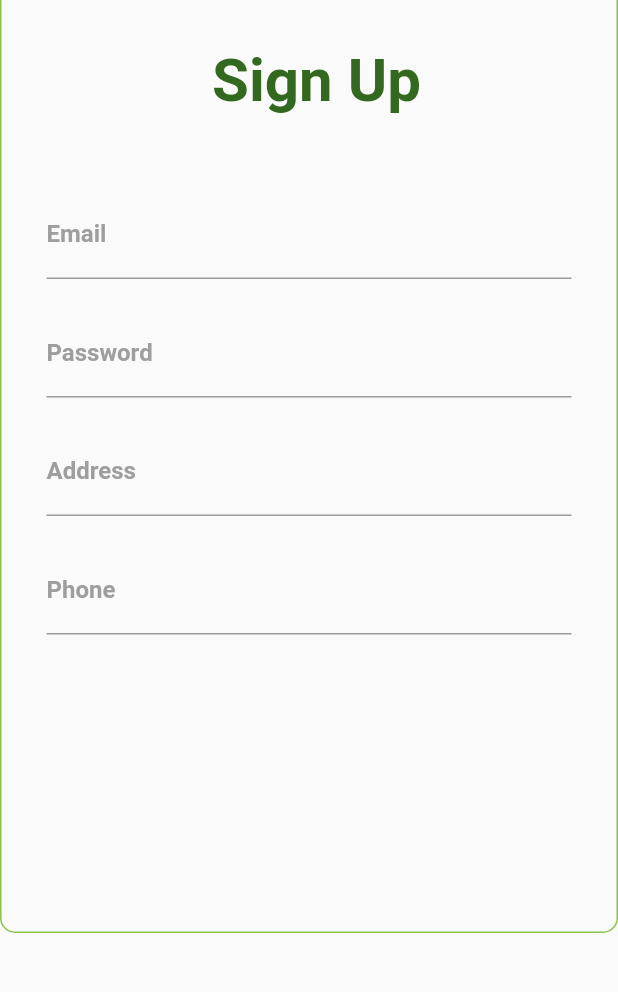
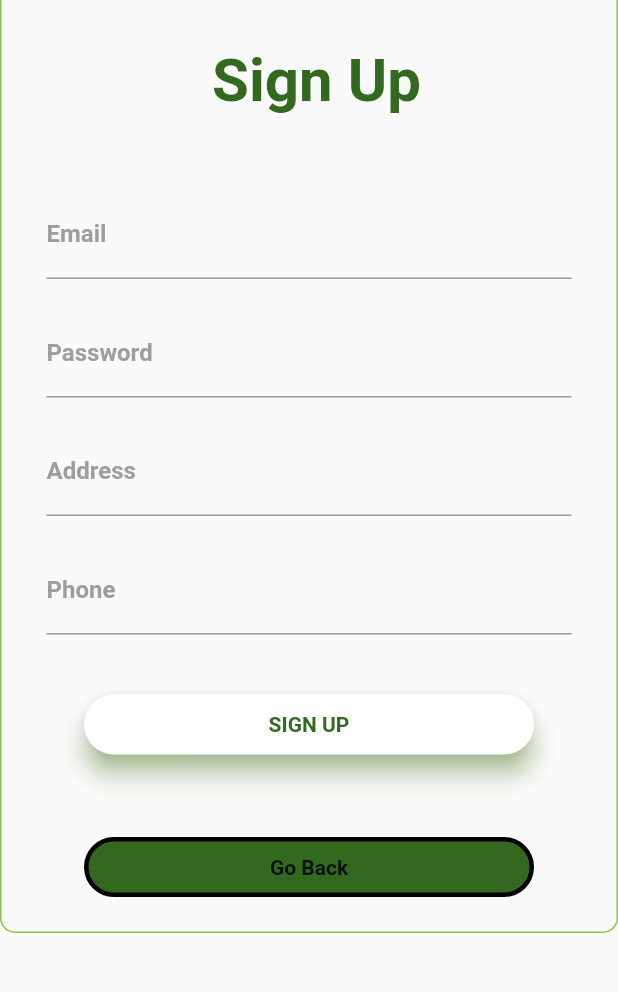
Before and after one commit to HauwaInuwa/CSC-506, a Flutter app: the SignupPage screen opened by its route, on a phone screen of 412 x 824 dp, the part 210-1202 px from its top. Run offline on Flutter 3.47's test engine with Material 2 defaults, Android fonts, the phone set to English and light mode, and no system bars; Roboto replaces fonts that are missing (Montserrat).

Commit message:
created the Sign up and Go back button

```diff
--- a/lib/signup.dart
+++ b/lib/signup.dart
@@ -98,6 +98,63 @@
                                     focusedBorder: UnderlineInputBorder(
                                         borderSide: BorderSide(
                                             color: Colors.lightGreen)))),
+                            SizedBox(
+                              height: 15.0,
+                            ),
+                            Padding(
+                              padding: const EdgeInsets.all(25.0),
+                              child: Container(
+                                height: 40.0,
+                                child: Material(
+                                  borderRadius: BorderRadius.circular(20.0),
+                                  shadowColor: Colors.lightGreen,
+                                  color: Colors.white,
+                                  elevation: 7.0,
+                                  child: GestureDetector(
+                                    // function when you tap i.e move to home page
+                                    onTap: () {},
+                                    child: Center(
+                                      child: Text(
+                                        'SIGN UP',
+                                        style: TextStyle(
+                                            color: Colors.lightGreen[900],
+                                            fontWeight: FontWeight.bold,
+                                            fontFamily: 'Montserrat'),
+                                      ),
+                                    ),
+                                  ),
+                                ),
+                              ),
+                            ),
+                            SizedBox(
+                              height: 5.0,
+                            ),
+                            Padding(
+                              padding: const EdgeInsets.all(25.0),
+                              child: Container(
+                                height: 40.0,
+                                decoration: BoxDecoration(
+                                    border: Border.all(
+                                        color: Colors.black,
+                                        style: BorderStyle.solid,
+                                        width: 3.0),
+                                    color: Colors.lightGreen[900],
+                                    borderRadius: BorderRadius.circular(20.0)),
+                                child: InkWell(
+                                  onTap: () {
+                                    Navigator.of(context).pop();
+                                  },
+                                  child: Center(
+                                    child: Text(
+                                      'Go Back',
+                                      style: TextStyle(
+                                          fontWeight: FontWeight.bold,
+                                          fontFamily: 'Montserrat'),
+                                    ),
+                                  ),
+                                ),
+                              ),
+                            )
                           ]),
                         ),
                       ),
```
